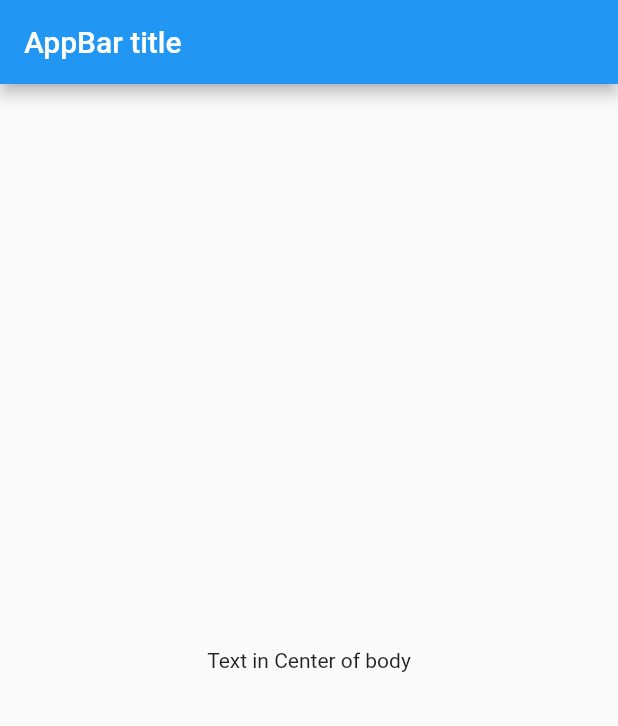
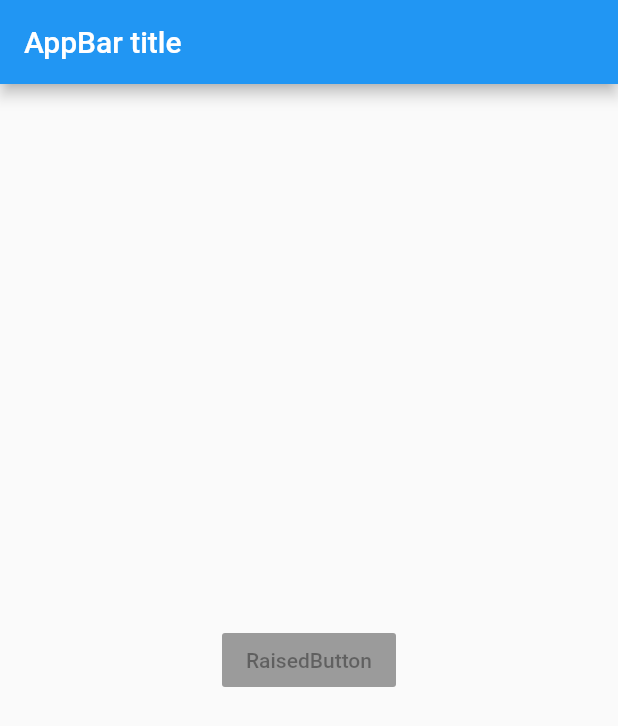
Before and after one commit to prgrm274/loanapp, a Flutter app: the screen it shows after launch, on a phone screen of 412 x 824 dp. Shown: the top 726 px of the screen. Run offline on Flutter 3.47's test engine with Material 2 defaults, Android fonts, the phone set to English and light mode, and no system bars.

Commit message:
Scaffold body (konten di bawah appbar)

```diff
--- a/lib/main.dart
+++ b/lib/main.dart
@@ -2,9 +2,9 @@ import 'package:flutter/material.dart';
 
 void main() {
   runApp(
-    new Center(
-      child: new MyApp(),
-    )
+      new Center(
+        child: new MyApp(),
+      )
   );
 }
 
@@ -18,7 +18,10 @@ class MyApp extends StatelessWidget {
           title: new Text('AppBar title'),
         ),
         body: new Center(
-          child: new Text('Text in Center of body'),
+          child: new RaisedButton(
+            onPressed: null,
+            child: new Text('RaisedButton'),
+          ),
         ),
       ),
     );
```
